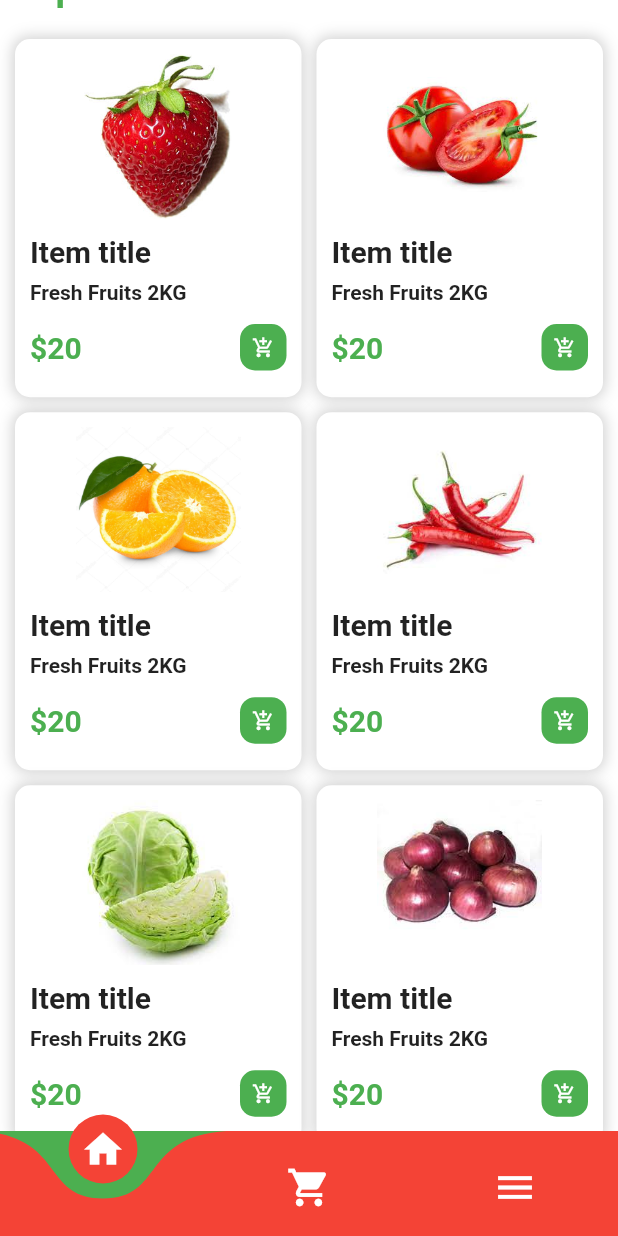
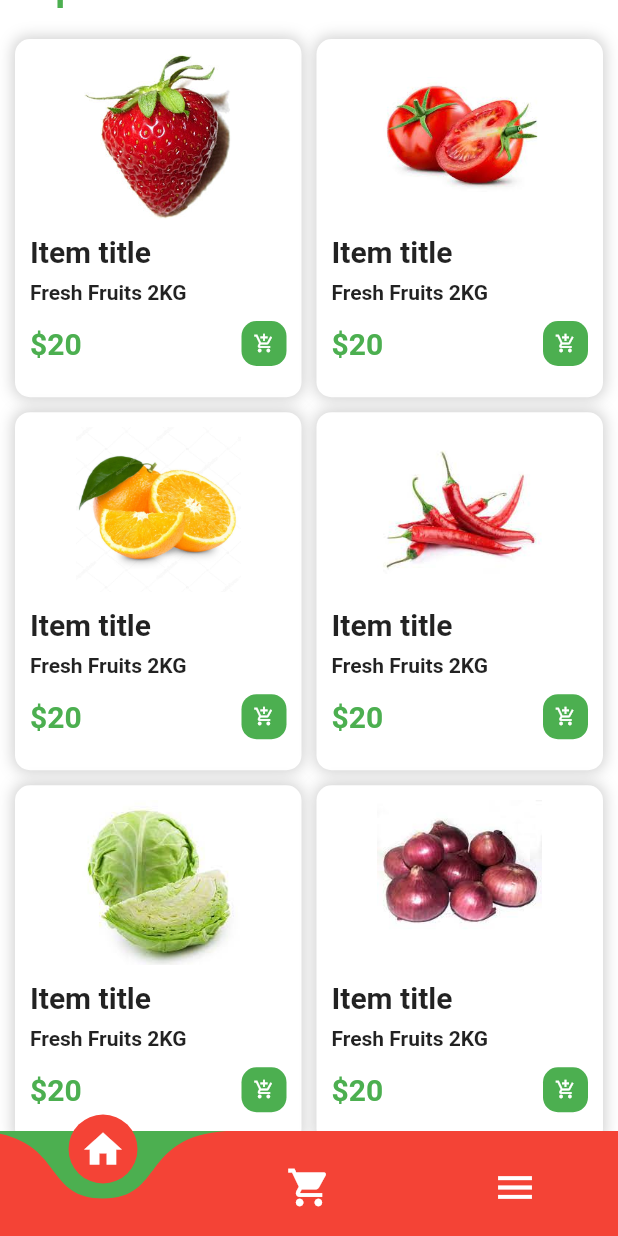
Before and after one commit to umangghoghari24/Grocery, a Flutter app: the Homepage screen opened by its route, scrolled down 576 dp, on a phone screen of 412 x 824 dp. Run offline on Flutter 3.47's test engine with Material 2 defaults, Android fonts, the phone set to English and light mode, and no system bars; drawn by our look-alikes of curved_navigation_bar; our stand-ins replace sliding_sheet; network calls fail.

Commit message:
Grocery_App

```diff
--- a/lib/ItemsWidget.dart
+++ b/lib/ItemsWidget.dart
@@ -78,7 +78,7 @@ class ItemsWidget extends StatelessWidget {
                     ),),
                   ),
                 ),
-                Padding(padding: EdgeInsets.symmetric(vertical: 5),
+                Padding(padding: EdgeInsets.symmetric(vertical: 3),
                 child: Row(
                   mainAxisAlignment: MainAxisAlignment.spaceBetween,
                   children: [
@@ -97,7 +97,7 @@ class ItemsWidget extends StatelessWidget {
                           borderRadius: BorderRadius.circular(10)
                         ),
                         child: Icon(Icons.add_shopping_cart,
-                          size: 15,
+                          size: 14,
                         color: Colors.white,),
                       ),
                     )
```
